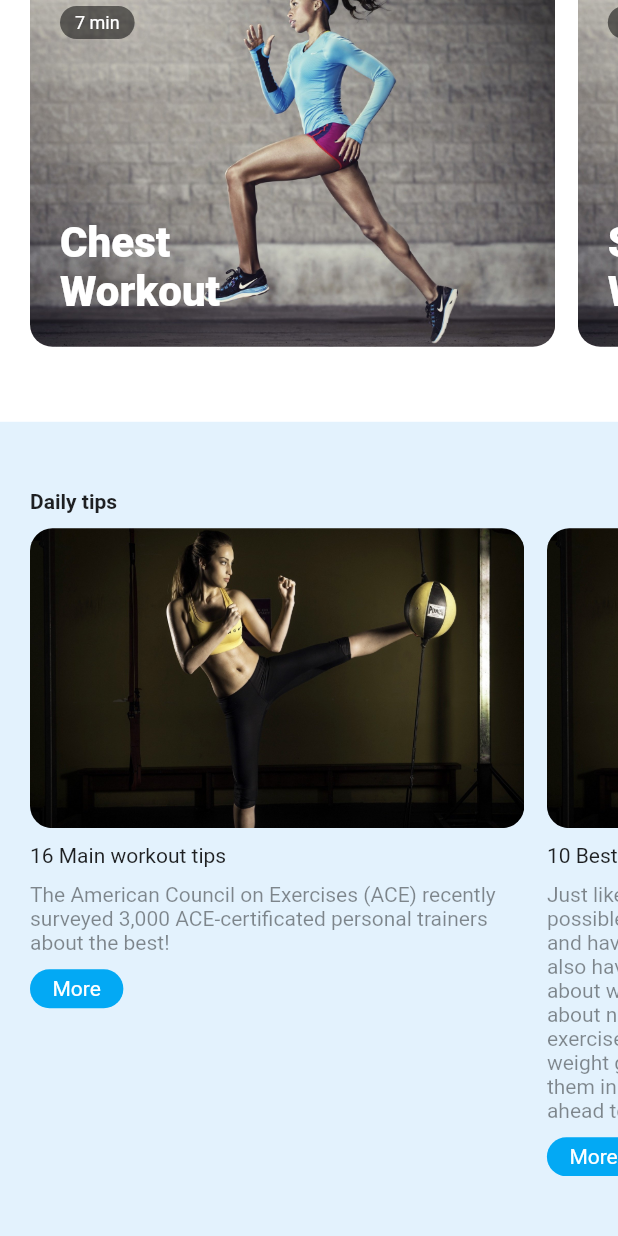
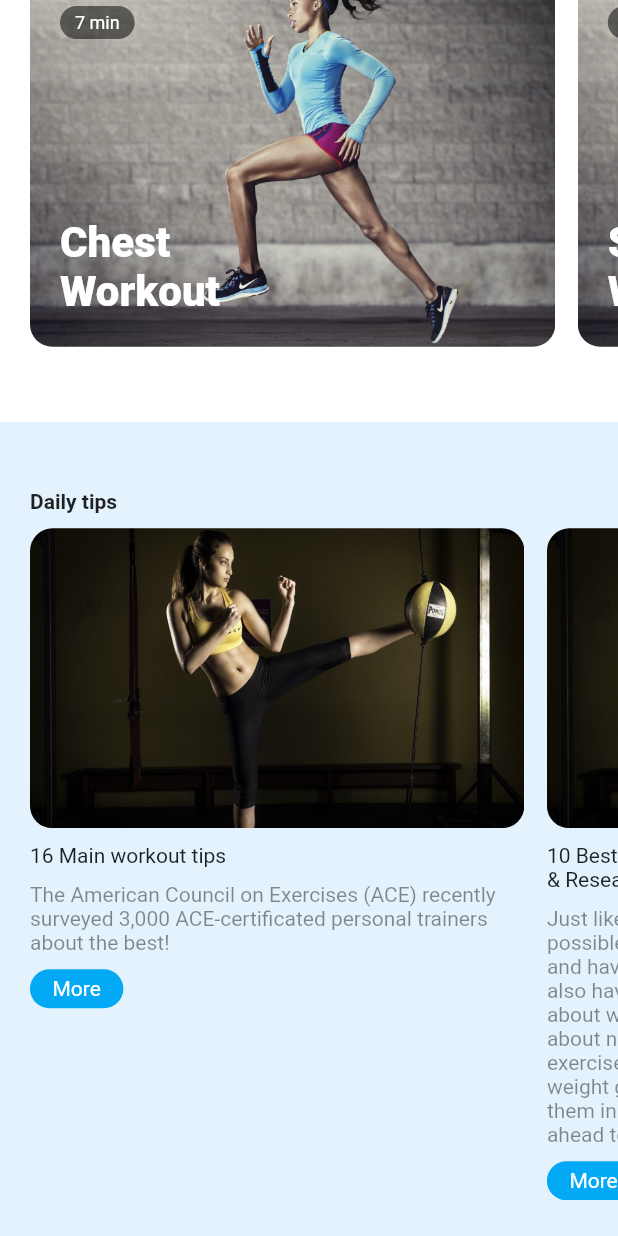
Before and after one commit to maimand/fitness_mobile, a Flutter app: the Programs screen opened directly, scrolled down 377 dp, on a phone screen of 412 x 824 dp. Run offline on Flutter 3.47's test engine with Material 2 defaults, Android fonts, the phone set to English and light mode, and no system bars; our stand-ins replace dio, flutter_svg, form_field_validator, get, percent_indicator, shared_preferences and 2 more; missing offline and left inert: flutter_rounded_progress_bar; accounts and stored records are empty; network calls fail.

Commit message:
Fix daily tips

```diff
--- a/lib/components/daily_tip.dart
+++ b/lib/components/daily_tip.dart
@@ -36,9 +36,14 @@ class DailyTip extends StatelessWidget {
               ),
             ),
           ),
-          Text(
-            element['title'] ?? '',
-            style: const TextStyle(fontSize: 14.0),
+          SizedBox(
+            width: width,
+            child: Text(
+              element['title'] ?? '',
+              maxLines: 2,
+              overflow: TextOverflow.ellipsis,
+              style: const TextStyle(fontSize: 14.0),
+            ),
           ),
           Container(
             width: width,
--- a/lib/pages/Program/Programs.dart
+++ b/lib/pages/Program/Programs.dart
@@ -156,7 +156,7 @@ class Programs extends StatelessWidget {
                               'subtitle':
                                   'Losing weight and getting fit is really straightforward when you come to think of it. It doesn’t require crash-dieting, drinking detox teas or sacrificing the food you love.',
                               'image': 'assets/images/image011.jpg',
-                              'url': 'https://www.snapfitness_mobile.com/ae/blog/how-to-lose-weight-in-the-gym-4-simple-steps/',
+                              'url': 'https://www.wikihow.com/Lose-Weight-at-the-Gym',
                             },
                           ),
                         ],
```
